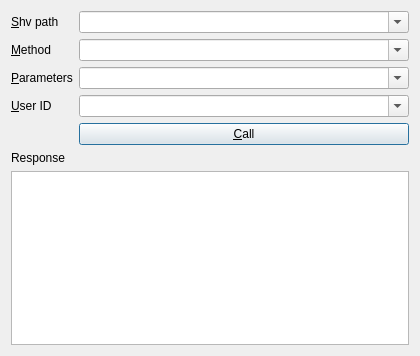
This is shvspy/src/dlgcallshvmethod.ui in silicon-heaven/shvspy as Qt 5 draws it before an edit. The edited form follows.
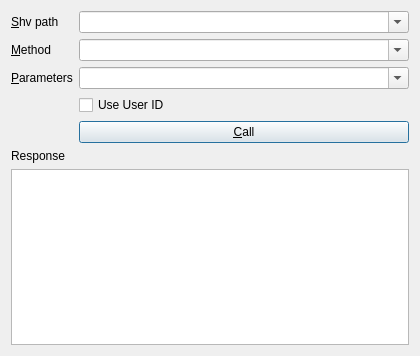
This is the edited form.

Commit message: Change user ID combo to checkbox

```diff
--- a/shvspy/src/dlgcallshvmethod.ui
+++ b/shvspy/src/dlgcallshvmethod.ui
@@ -83,23 +83,10 @@
        </property>
       </widget>
      </item>
-     <item row="3" column="0">
-      <widget class="QLabel" name="label_5">
-       <property name="text">
-        <string>&amp;User ID</string>
-       </property>
-       <property name="buddy">
-        <cstring>edUserId</cstring>
-       </property>
-      </widget>
-     </item>
      <item row="3" column="1">
-      <widget class="QComboBox" name="edUserId">
-       <property name="editable">
-        <bool>true</bool>
-       </property>
-       <property name="insertPolicy">
-        <enum>QComboBox::InsertPolicy::InsertAtTop</enum>
+      <widget class="QCheckBox" name="cbxUserId">
+       <property name="text">
+        <string>Use User ID</string>
        </property>
       </widget>
      </item>
```
Left out of the diff: 1 changed line with no effect on the pictures. The commit also changes 1 other file.
